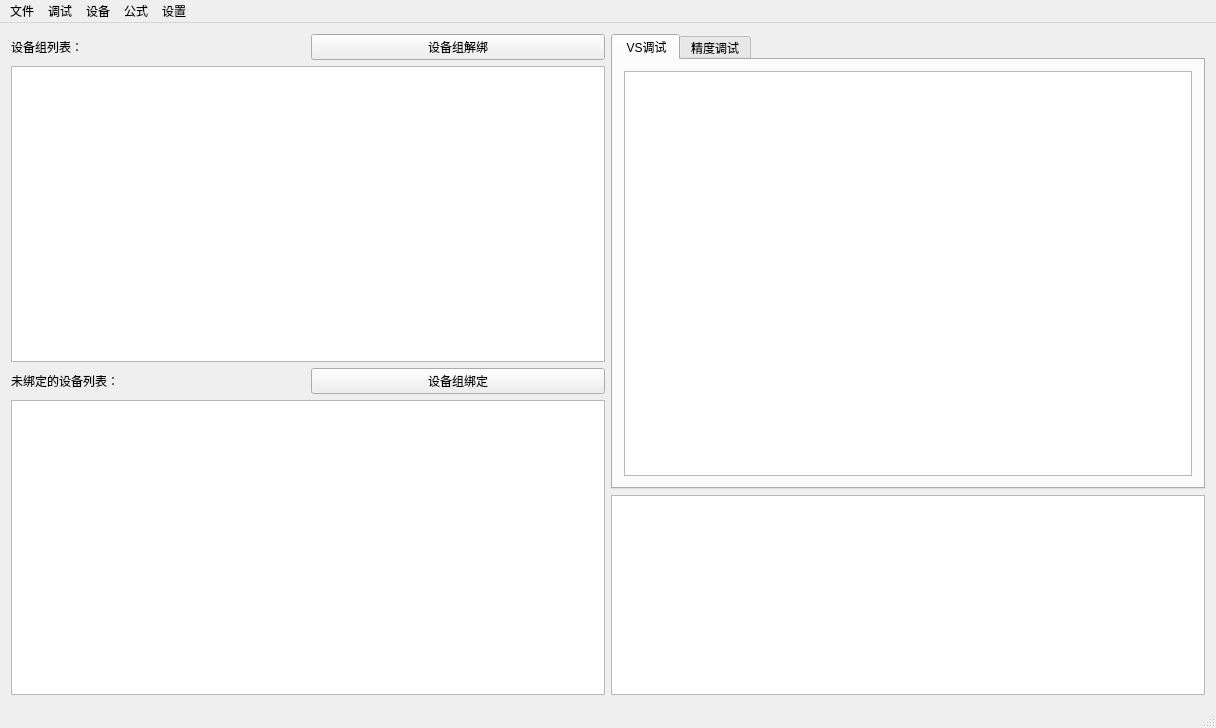
hooray1998/PCSoftware, file mainwindow.ui: the form before one commit.
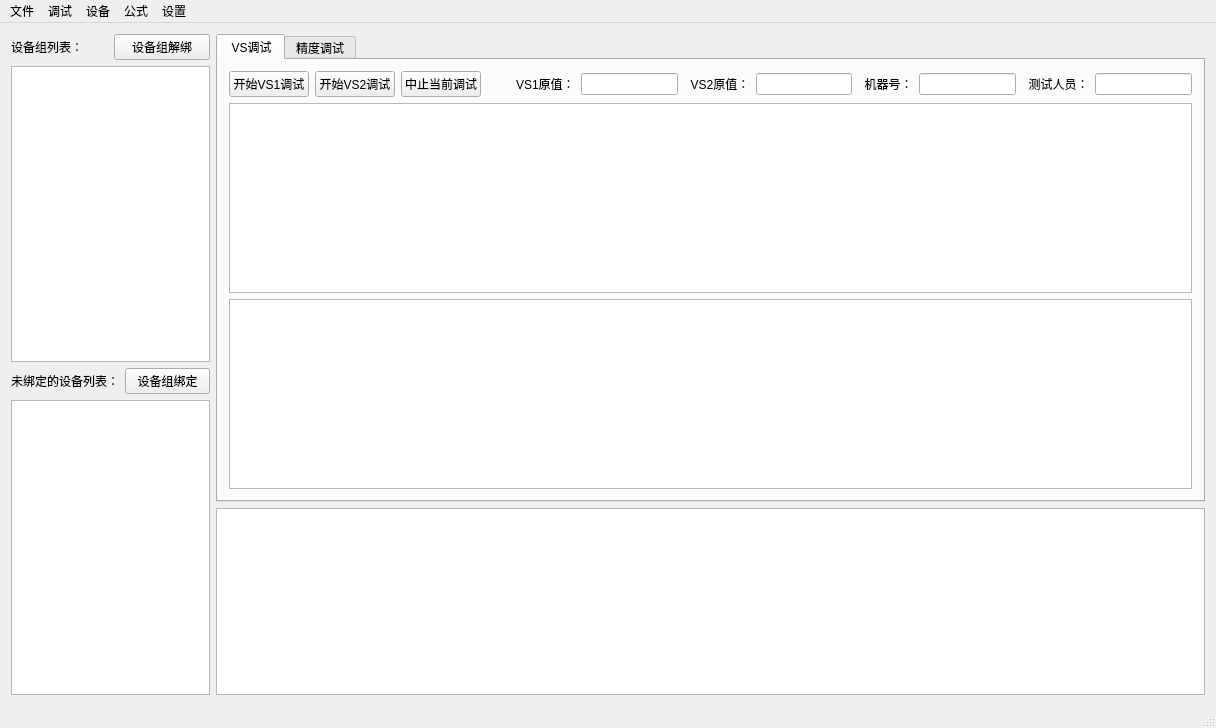
The form after the commit.

Commit message: 最大化ok了，界面也改了下

```diff
--- a/mainwindow.ui
+++ b/mainwindow.ui
@@ -79,9 +79,93 @@
          <attribute name="title">
           <string> VS调试</string>
          </attribute>
-         <layout class="QHBoxLayout" name="horizontalLayout">
+         <layout class="QVBoxLayout" name="verticalLayout_4">
           <item>
-           <widget class="QTableWidget" name="tableWidget"/>
+           <layout class="QHBoxLayout" name="horizontalLayout_5">
+            <item>
+             <widget class="QPushButton" name="pushButton">
+              <property name="text">
+               <string>开始VS1调试</string>
+              </property>
+             </widget>
+            </item>
+            <item>
+             <widget class="QPushButton" name="pushButton_3">
+              <property name="text">
+               <string>开始VS2调试</string>
+              </property>
+             </widget>
+            </item>
+            <item>
+             <widget class="QPushButton" name="pushButton_2">
+              <property name="text">
+               <string>中止当前调试</string>
+              </property>
+             </widget>
+            </item>
+            <item>
+             <spacer name="horizontalSpacer">
+              <property name="orientation">
+               <enum>Qt::Horizontal</enum>
+              </property>
+              <property name="sizeType">
+               <enum>QSizePolicy::Expanding</enum>
+              </property>
+              <property name="sizeHint" stdset="0">
+               <size>
+                <width>40</width>
+                <height>20</height>
+               </size>
+              </property>
+             </spacer>
+            </item>
+            <item>
+             <widget class="QLabel" name="label_3">
+              <property name="text">
+               <string>VS1原值：</string>
+              </property>
+             </widget>
+            </item>
+            <item>
+             <widget class="QLineEdit" name="lineEditVS1_mode1"/>
+            </item>
+            <item>
+             <widget class="QLabel" name="label_4">
+              <property name="text">
+               <string>  VS2原值：</string>
+              </property>
+             </widget>
+            </item>
+            <item>
+             <widget class="QLineEdit" name="lineEditVS2_mode1"/>
+            </item>
+            <item>
+             <widget class="QLabel" name="label_5">
+              <property name="text">
+               <string>  机器号：</string>
+              </property>
+             </widget>
+            </item>
+            <item>
+             <widget class="QLineEdit" name="lineEditJiNumber_mode1"/>
+            </item>
+            <item>
+             <widget class="QLabel" name="label_6">
+              <property name="text">
+               <string>  测试人员：</string>
+              </property>
+             </widget>
+            </item>
+            <item>
+             <widget class="QLineEdit" name="lineEditCeName_mode1"/>
+            </item>
+           </layout>
+          </item>
+          <item>
+           <widget class="QTableWidget" name="tableWidgetvs1"/>
+          </item>
+          <item>
+           <widget class="QTableWidget" name="tableWidgetvs2"/>
           </item>
          </layout>
         </widget>
@@ -89,6 +173,81 @@
          <attribute name="title">
           <string>精度调试</string>
          </attribute>
+         <layout class="QVBoxLayout" name="verticalLayout_3">
+          <item>
+           <layout class="QHBoxLayout" name="horizontalLayout">
+            <item>
+             <spacer name="horizontalSpacer_2">
+              <property name="orientation">
+               <enum>Qt::Horizontal</enum>
+              </property>
+              <property name="sizeType">
+               <enum>QSizePolicy::Expanding</enum>
+              </property>
+              <property name="sizeHint" stdset="0">
+               <size>
+                <width>40</width>
+                <height>20</height>
+               </size>
+              </property>
+             </spacer>
+            </item>
+            <item>
+             <widget class="QLabel" name="label_11">
+              <property name="text">
+               <string>VS1原值：</string>
+              </property>
+             </widget>
+            </item>
+            <item>
+             <widget class="QLineEdit" name="lineEditVS1_mode2"/>
+            </item>
+            <item>
+             <widget class="QLabel" name="label_7">
+              <property name="text">
+               <string>  VS2原值：</string>
+              </property>
+             </widget>
+            </item>
+            <item>
+             <widget class="QLineEdit" name="lineEditVS2_mode2"/>
+            </item>
+            <item>
+             <widget class="QLabel" name="label_8">
+              <property name="text">
+               <string>  引流系数原值：</string>
+              </property>
+             </widget>
+            </item>
+            <item>
+             <widget class="QLineEdit" name="lineEditYinNumber_mode2"/>
+            </item>
+            <item>
+             <widget class="QLabel" name="label_9">
+              <property name="text">
+               <string>  机器号：</string>
+              </property>
+             </widget>
+            </item>
+            <item>
+             <widget class="QLineEdit" name="lineEditJiNumber_mode2"/>
+            </item>
+            <item>
+             <widget class="QLabel" name="label_10">
+              <property name="text">
+               <string>  测试人员：</string>
+              </property>
+             </widget>
+            </item>
+            <item>
+             <widget class="QLineEdit" name="lineEditCeName_mode2"/>
+            </item>
+           </layout>
+          </item>
+          <item>
+           <widget class="QTableWidget" name="tableWidget_2"/>
+          </item>
+         </layout>
         </widget>
        </widget>
       </item>
@@ -100,6 +259,9 @@
           <height>200</height>
          </size>
         </property>
+        <property name="readOnly">
+         <bool>true</bool>
+        </property>
        </widget>
       </item>
      </layout>
```
Left out of the diff: 2 changed lines with no effect on the pictures. The commit also changes 3 other files.
